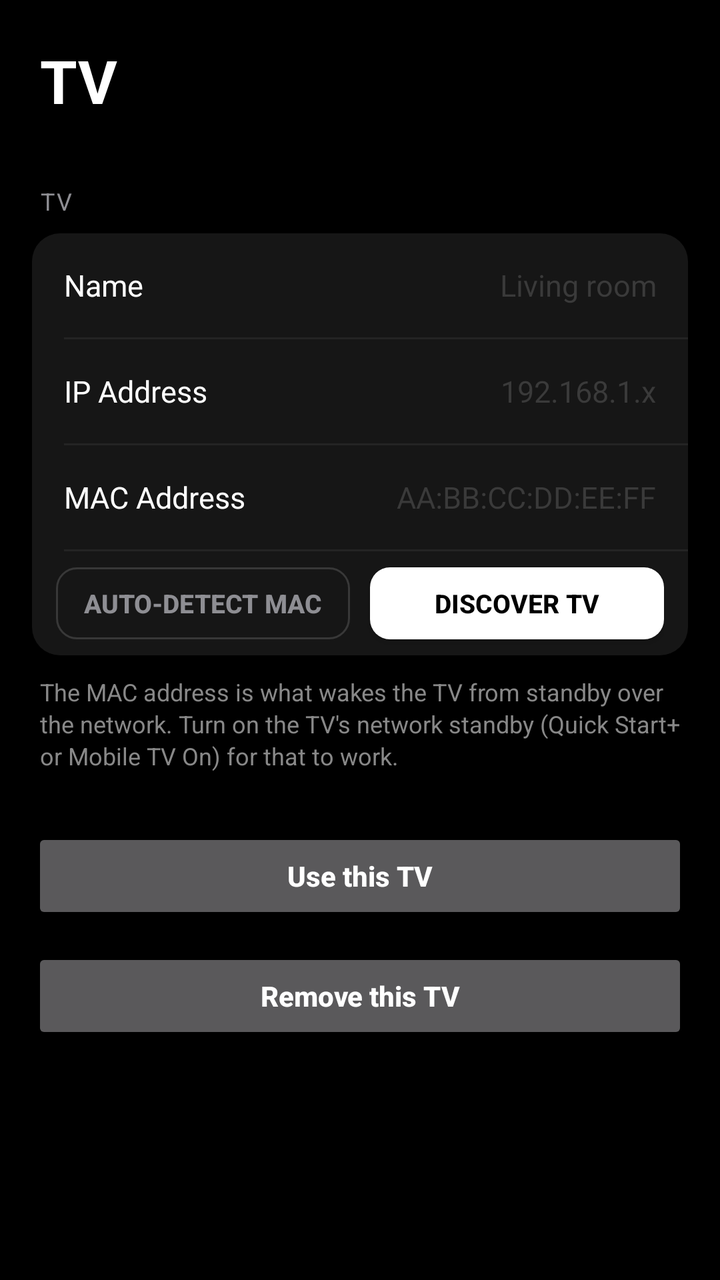
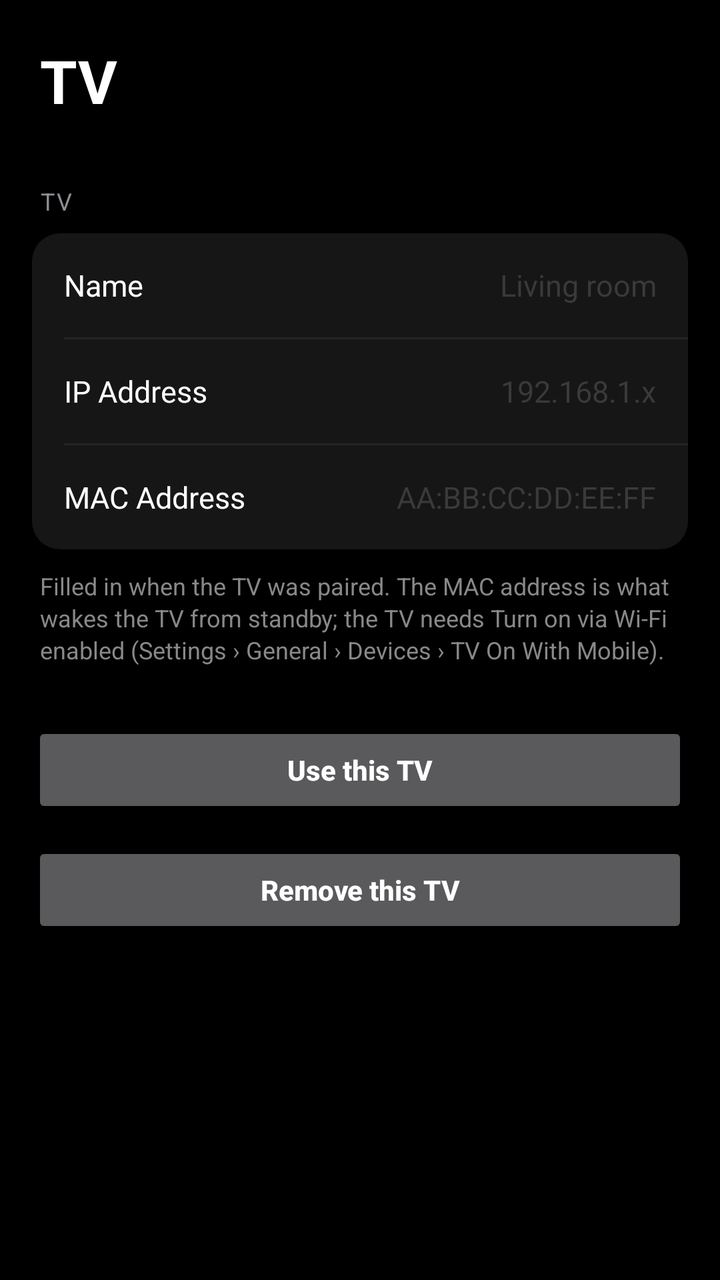

Two renders of the same Android screen: before a commit and after it. Below are the layout's source before the change and the commit's diff.
<!-- AndroidManifest.xml: application theme Theme.LGRemote -->
<!-- res/layout/activity_tv_detail.xml -->
<?xml version="1.0" encoding="utf-8"?>
<androidx.core.widget.NestedScrollView
    xmlns:android="http://schemas.android.com/apk/res/android"
    android:id="@+id/tv_detail_root"
    android:tag="window_bg"
    android:layout_width="match_parent"
    android:layout_height="match_parent"
    android:background="#000000"
    android:fillViewport="true">

    <LinearLayout
        android:layout_width="match_parent"
        android:layout_height="wrap_content"
        android:orientation="vertical"
        android:paddingHorizontal="16dp"
        android:paddingTop="20dp"
        android:paddingBottom="56dp">

        <TextView
            android:id="@+id/tv_detail_title"
            android:tag="title"
            android:layout_width="match_parent"
            android:layout_height="wrap_content"
            android:text="TV"
            android:textColor="#FFFFFF"
            android:textSize="30sp"
            android:textStyle="bold"
            android:paddingHorizontal="4dp"
            android:layout_marginBottom="32dp" />

        <TextView
            android:tag="section_label"
            android:layout_width="match_parent"
            android:layout_height="wrap_content"
            android:text="TV"
            android:textColor="#8E8E93"
            android:textSize="12sp"
            android:letterSpacing="0.06"
            android:paddingHorizontal="4dp"
            android:layout_marginBottom="8dp" />

        <LinearLayout
            android:tag="surface_bg"
            android:layout_width="match_parent"
            android:layout_height="wrap_content"
            android:orientation="vertical"
            android:background="@drawable/bg_section_group">

            <LinearLayout
                android:layout_width="match_parent"
                android:layout_height="52dp"
                android:orientation="horizontal"
                android:gravity="center_vertical"
                android:paddingHorizontal="16dp">

                <TextView
                    android:tag="row_label"
                    android:layout_width="wrap_content"
                    android:layout_height="wrap_content"
                    android:text="Name"
                    android:textColor="#FFFFFF"
                    android:textSize="15sp" />

                <EditText
                    android:id="@+id/edit_name"
                    android:layout_width="0dp"
                    android:layout_height="match_parent"
                    android:layout_weight="1"
                    android:gravity="end|center_vertical"
                    android:hint="Living room"
                    android:inputType="textCapSentences"
                    android:singleLine="true"
                    android:textColor="#8E8E93"
                    android:textColorHint="#3A3A3A"
                    android:background="@null"
                    android:padding="0dp"
                    android:layout_marginStart="12dp"
                    android:textSize="15sp"
                    android:importantForAutofill="no" />

            </LinearLayout>

            <View android:layout_width="match_parent" android:layout_height="1dp" android:background="#242424" android:tag="divider" android:layout_marginStart="16dp" />

            <LinearLayout
                android:layout_width="match_parent"
                android:layout_height="52dp"
                android:orientation="horizontal"
                android:gravity="center_vertical"
                android:paddingHorizontal="16dp">

                <TextView
                    android:tag="row_label"
                    android:layout_width="wrap_content"
                    android:layout_height="wrap_content"
                    android:text="IP Address"
                    android:textColor="#FFFFFF"
                    android:textSize="15sp" />

                <EditText
                    android:id="@+id/edit_tv_ip"
                    android:layout_width="0dp"
                    android:layout_height="match_parent"
                    android:layout_weight="1"
                    android:gravity="end|center_vertical"
                    android:hint="192.168.1.x"
                    android:inputType="textUri"
                    android:singleLine="true"
                    android:textColor="#8E8E93"
                    android:textColorHint="#3A3A3A"
                    android:background="@null"
                    android:padding="0dp"
                    android:layout_marginStart="12dp"
                    android:textSize="15sp"
                    android:importantForAutofill="no" />

            </LinearLayout>

            <View android:layout_width="match_parent" android:layout_height="1dp" android:background="#242424" android:tag="divider" android:layout_marginStart="16dp" />

            <LinearLayout
                android:layout_width="match_parent"
                android:layout_height="52dp"
                android:orientation="horizontal"
                android:gravity="center_vertical"
                android:paddingHorizontal="16dp">

                <TextView
                    android:tag="row_label"
                    android:layout_width="wrap_content"
                    android:layout_height="wrap_content"
                    android:text="MAC Address"
                    android:textColor="#FFFFFF"
                    android:textSize="15sp" />

                <EditText
                    android:id="@+id/edit_tv_mac"
                    android:layout_width="0dp"
                    android:layout_height="match_parent"
                    android:layout_weight="1"
                    android:gravity="end|center_vertical"
                    android:hint="AA:BB:CC:DD:EE:FF"
                    android:inputType="text"
                    android:singleLine="true"
                    android:textColor="#8E8E93"
                    android:textColorHint="#3A3A3A"
                    android:background="@null"
                    android:padding="0dp"
                    android:layout_marginStart="12dp"
                    android:textSize="15sp"
                    android:importantForAutofill="no" />

            </LinearLayout>

            <View android:layout_width="match_parent" android:layout_height="1dp" android:background="#242424" android:tag="divider" android:layout_marginStart="16dp" />

            <LinearLayout
                android:layout_width="match_parent"
                android:layout_height="52dp"
                android:orientation="horizontal"
                android:gravity="center_vertical"
                android:paddingHorizontal="12dp">

                <Button
                    android:id="@+id/btn_detect_mac"
                    android:layout_width="0dp"
                    android:layout_height="36dp"
                    android:layout_weight="1"
                    android:background="@drawable/bg_btn_ghost"
                    android:text="Auto-detect MAC"
                    android:textColor="#8E8E93"
                    android:textSize="13sp"
                    android:textStyle="bold" />

                <View android:layout_width="10dp" android:layout_height="1dp" />

                <Button
                    android:id="@+id/btn_discover"
                    android:layout_width="0dp"
                    android:layout_height="36dp"
                    android:layout_weight="1"
                    android:background="@drawable/bg_btn_accent"
                    android:text="Discover TV"
                    android:textColor="#000000"
                    android:textSize="13sp"
                    android:textStyle="bold" />

                <ProgressBar
                    android:id="@+id/discover_spinner"
                    android:layout_width="24dp"
                    android:layout_height="24dp"
                    android:layout_marginStart="8dp"
                    android:visibility="gone"
                    android:indeterminateTint="#888888" />

            </LinearLayout>

        </LinearLayout>

        <TextView
            android:id="@+id/tv_mac_hint"
            android:tag="btn_label"
            android:layout_width="match_parent"
            android:layout_height="wrap_content"
            android:text="The MAC address is what wakes the TV from standby over the network. Turn on the TV's network standby (Quick Start+ or Mobile TV On) for that to work."
            android:textColor="#888888"
            android:textSize="12sp"
            android:lineSpacingExtra="2dp"
            android:paddingHorizontal="4dp"
            android:layout_marginTop="10dp"
            android:layout_marginBottom="28dp" />

        <Button
            android:id="@+id/btn_use_tv"
            android:layout_width="match_parent"
            android:layout_height="48dp"
            android:text="Use this TV"
            android:textAllCaps="false"
            android:textStyle="bold"
            android:layout_marginBottom="12dp" />

        <Button
            android:id="@+id/btn_remove_tv"
            android:layout_width="match_parent"
            android:layout_height="48dp"
            android:text="Remove this TV"
            android:textAllCaps="false"
            android:textStyle="bold" />

    </LinearLayout>

</androidx.core.widget.NestedScrollView>
<!-- resources referenced by this layout -->
<resources>
  <!-- drawable bg_btn_accent (drawable) -->
  <?xml version="1.0" encoding="utf-8"?>
  <selector xmlns:android="http://schemas.android.com/apk/res/android">
      <item android:state_pressed="true">
          <shape>
              <solid android:color="#E0E0E0" />
              <corners android:radius="10dp" />
          </shape>
      </item>
      <item>
          <shape>
              <solid android:color="#FFFFFF" />
              <corners android:radius="10dp" />
          </shape>
      </item>
  </selector>
  <!-- drawable bg_btn_ghost (drawable) -->
  <?xml version="1.0" encoding="utf-8"?>
  <selector xmlns:android="http://schemas.android.com/apk/res/android">
      <item android:state_pressed="true">
          <shape>
              <solid android:color="#2A2A2A" />
              <stroke android:width="1dp" android:color="#505050" />
              <corners android:radius="10dp" />
          </shape>
      </item>
      <item>
          <shape>
              <solid android:color="@android:color/transparent" />
              <stroke android:width="1dp" android:color="#383838" />
              <corners android:radius="10dp" />
          </shape>
      </item>
  </selector>
  <!-- drawable bg_section_group (drawable) -->
  <?xml version="1.0" encoding="utf-8"?>
  <shape xmlns:android="http://schemas.android.com/apk/res/android">
      <solid android:color="#161616" />
      <corners android:radius="14dp" />
  </shape>
  <style name="Theme.LGRemote" parent="Theme.AppCompat.NoActionBar">
          <item name="android:windowBackground">#000000</item>
          <item name="android:statusBarColor">#000000</item>
          <item name="android:navigationBarColor">#000000</item>
      </style>
</resources>

<!-- the commit's change to res/layout/activity_tv_detail.xml (unified diff, before → after) -->
@@ -152,48 +152,6 @@
 
             </LinearLayout>
 
-            <View android:layout_width="match_parent" android:layout_height="1dp" android:background="#242424" android:tag="divider" android:layout_marginStart="16dp" />
-
-            <LinearLayout
-                android:layout_width="match_parent"
-                android:layout_height="52dp"
-                android:orientation="horizontal"
-                android:gravity="center_vertical"
-                android:paddingHorizontal="12dp">
-
-                <Button
-                    android:id="@+id/btn_detect_mac"
-                    android:layout_width="0dp"
-                    android:layout_height="36dp"
-                    android:layout_weight="1"
-                    android:background="@drawable/bg_btn_ghost"
-                    android:text="Auto-detect MAC"
-                    android:textColor="#8E8E93"
-                    android:textSize="13sp"
-                    android:textStyle="bold" />
-
-                <View android:layout_width="10dp" android:layout_height="1dp" />
-
-                <Button
-                    android:id="@+id/btn_discover"
-                    android:layout_width="0dp"
-                    android:layout_height="36dp"
-                    android:layout_weight="1"
-                    android:background="@drawable/bg_btn_accent"
-                    android:text="Discover TV"
-                    android:textColor="#000000"
-                    android:textSize="13sp"
-                    android:textStyle="bold" />
-
-                <ProgressBar
-                    android:id="@+id/discover_spinner"
-                    android:layout_width="24dp"
-                    android:layout_height="24dp"
-                    android:layout_marginStart="8dp"
-                    android:visibility="gone"
-                    android:indeterminateTint="#888888" />
-
-            </LinearLayout>
 
         </LinearLayout>
 
@@ -202,7 +160,7 @@
             android:tag="btn_label"
             android:layout_width="match_parent"
             android:layout_height="wrap_content"
-            android:text="The MAC address is what wakes the TV from standby over the network. Turn on the TV's network standby (Quick Start+ or Mobile TV On) for that to work."
+            android:text="Filled in when the TV was paired. The MAC address is what wakes the TV from standby; the TV needs Turn on via Wi-Fi enabled (Settings › General › Devices › TV On With Mobile)."
             android:textColor="#888888"
             android:textSize="12sp"
             android:lineSpacingExtra="2dp"
<!-- resource entries referenced after the edit -->
@@ -1,39 +1,5 @@
 <!-- resources referenced by this layout -->
 <resources>
-  <!-- drawable bg_btn_accent (drawable) -->
-  <?xml version="1.0" encoding="utf-8"?>
-  <selector xmlns:android="http://schemas.android.com/apk/res/android">
-      <item android:state_pressed="true">
-          <shape>
-              <solid android:color="#E0E0E0" />
-              <corners android:radius="10dp" />
-          </shape>
-      </item>
-      <item>
-          <shape>
-              <solid android:color="#FFFFFF" />
-              <corners android:radius="10dp" />
-          </shape>
-      </item>
-  </selector>
-  <!-- drawable bg_btn_ghost (drawable) -->
-  <?xml version="1.0" encoding="utf-8"?>
-  <selector xmlns:android="http://schemas.android.com/apk/res/android">
-      <item android:state_pressed="true">
-          <shape>
-              <solid android:color="#2A2A2A" />
-              <stroke android:width="1dp" android:color="#505050" />
-              <corners android:radius="10dp" />
-          </shape>
-      </item>
-      <item>
-          <shape>
-              <solid android:color="@android:color/transparent" />
-              <stroke android:width="1dp" android:color="#383838" />
-              <corners android:radius="10dp" />
-          </shape>
-      </item>
-  </selector>
   <!-- drawable bg_section_group (drawable) -->
   <?xml version="1.0" encoding="utf-8"?>
   <shape xmlns:android="http://schemas.android.com/apk/res/android">
